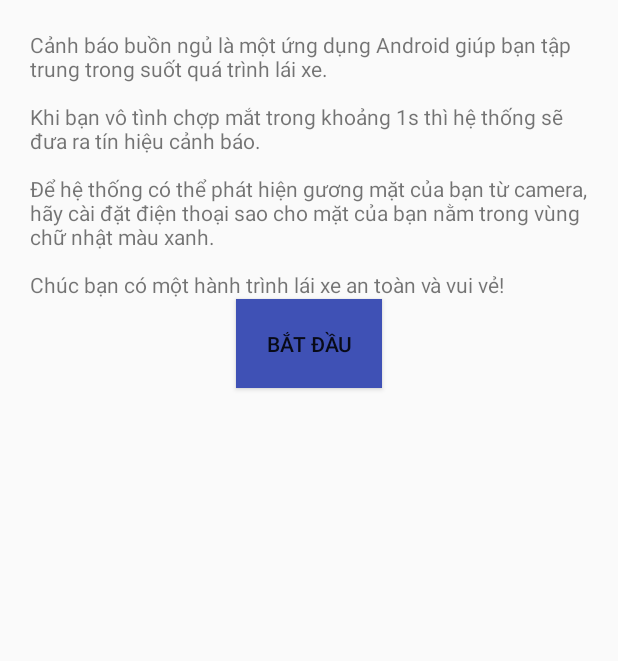
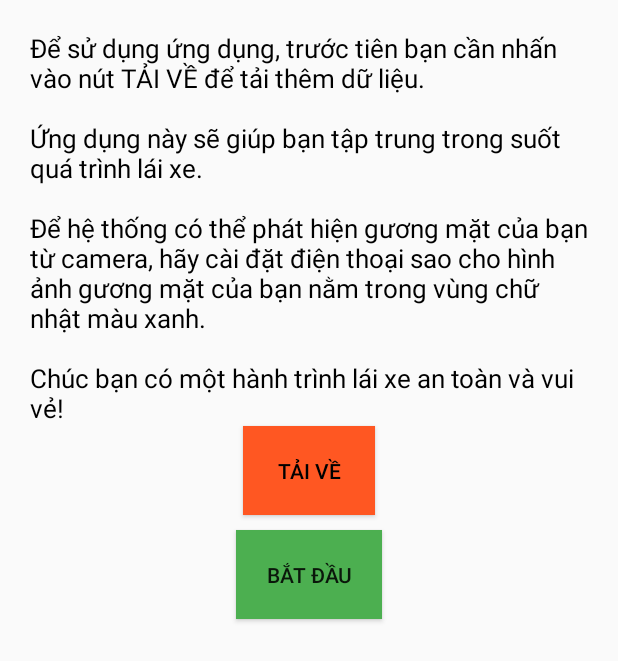
Before and after one commit to thuntm123/tensorflow_chatbot, an Android app: the layout activity_instruction.xml on its own in the app's theme, with its tools: preview values and no code run, on a phone screen of 412 x 824 dp. Shown: the top 661 px of the screen. Run offline under Robolectric (Android 15) with nearby library versions, the phone set to English and light mode, and no system bars.

Commit message:
"Add instruction"

```diff
--- a/app/build.gradle
+++ b/app/build.gradle
@@ -40,17 +40,21 @@ repositories {
 
 dependencies {
     implementation fileTree(dir: 'libs', include: ['*.jar'])
+    //noinspection GradleCompatible
     implementation "com.android.support:appcompat-v7:${rootProject.ext.androidSupportSdkVersion}"
     implementation "com.android.support:design:${rootProject.ext.androidSupportSdkVersion}"
     implementation 'com.github.dexafree:materiallist:3.0.1'
     implementation 'com.jakewharton.timber:timber:4.5.1'
     implementation 'com.android.support.constraint:constraint-layout:1.1.3'
+    implementation 'pub.devrel:easypermissions:0.2.0'
+    implementation 'org.apache.commons:commons-compress:1.14'
     implementation project(':dlib')
 
     // Add AndroidJUnit
     androidTestImplementation "com.android.support:support-annotations:${rootProject.ext.androidSupportSdkVersion}"
     androidTestImplementation 'com.android.support.test:runner:0.5'
     androidTestImplementation 'com.android.support.test:rules:0.5'
+    androidTestImplementation 'com.android.support.test.espresso:espresso-core:3.0.1'
     // Optional -- Hamcrest library
     androidTestCompile 'org.hamcrest:hamcrest-library:1.3'
 }
--- a/app/src/main/AndroidManifest.xml
+++ b/app/src/main/AndroidManifest.xml
@@ -1,7 +1,7 @@
 <?xml version="1.0" encoding="utf-8"?>
 <manifest xmlns:android="http://schemas.android.com/apk/res/android"
     package="com.tzutalin.dlibtest">
-
+    <uses-permission android:name="android.permission.INTERNET"/>
     <uses-permission android:name="android.permission.WRITE_EXTERNAL_STORAGE" />
     <uses-permission android:name="android.permission.READ_EXTERNAL_STORAGE" />
     <uses-permission android:name="android.permission.SYSTEM_ALERT_WINDOW" /> <!-- CAMERA -->
--- a/app/src/main/res/layout/activity_instruction.xml
+++ b/app/src/main/res/layout/activity_instruction.xml
@@ -9,19 +9,34 @@
         android:layout_marginLeft="20dp"
         android:layout_marginRight="20dp"
         android:layout_marginTop="20dp"
-        android:text="Cảnh báo buồn ngủ là một ứng dụng Android giúp bạn tập trung trong suốt quá trình lái xe.\n\nKhi bạn vô tình chợp mắt trong khoảng 1s thì hệ thống sẽ đưa ra tín hiệu cảnh báo.\n\nĐể hệ thống có thể phát hiện gương mặt của bạn từ camera, hãy cài đặt điện thoại sao cho mặt của bạn nằm trong vùng chữ nhật màu xanh.\n\nChúc bạn có một hành trình lái xe an toàn và vui vẻ!"
-        android:id="@+id/textView" />
+        android:text="Để sử dụng ứng dụng, trước tiên bạn cần nhấn vào nút TẢI VỀ để tải thêm dữ liệu.\n\nỨng dụng này sẽ giúp bạn tập trung trong suốt quá trình lái xe.\n\nĐể hệ thống có thể phát hiện gương mặt của bạn từ camera, hãy cài đặt điện thoại sao cho hình ảnh gương mặt của bạn nằm trong vùng chữ nhật màu xanh.\n\nChúc bạn có một hành trình lái xe an toàn và vui vẻ!"
+        android:id="@+id/textView"
+        android:textSize="17sp"
+        android:textColor="#000"/>
 
     <Button
         android:id="@+id/button1"
         style="@style/Widget.AppCompat.Button"
         android:layout_width="wrap_content"
         android:layout_height="wrap_content"
-        android:background="#3F51B5"
+        android:background="#FF5722"
         android:padding="20dp"
         android:layout_marginBottom="10dp"
-        android:text="Bắt đầu"
+        android:text="TẢI VỀ"
         android:visibility="visible"
         android:layout_below="@+id/textView"
+        android:textColor="#000"
         android:layout_centerHorizontal="true" />
+
+    <Button
+        android:id="@+id/button2"
+        android:layout_width="wrap_content"
+        android:layout_height="wrap_content"
+        android:layout_below="@+id/button1"
+        android:visibility="visible"
+        android:padding="20dp"
+        android:background="#4CAF50"
+        android:layout_marginBottom="10dp"
+        android:layout_centerHorizontal="true"
+        android:text="BẮT ĐẦU" />
 </RelativeLayout>
--- a/build.gradle
+++ b/build.gradle
@@ -38,8 +38,8 @@ ext {
     versionMajor = 2
     versionMinor = 4
     versionPatch = 11
-    releaseVersionCode = versionMajor * 10000 + versionMinor * 100 + versionPatch
-    releaseVersionName = "${versionMajor}.${versionMinor}.${versionPatch}"
+    releaseVersionCode = 1
+    releaseVersionName = "1.1"
 
     minSdkVersion = 18
     targetSdkVersion = 25
--- a/dlib/src/main/java/com/tzutalin/dlib/Constants.java
+++ b/dlib/src/main/java/com/tzutalin/dlib/Constants.java
@@ -17,8 +17,7 @@ public final class Constants {
      * @return default face shape model path
      */
     public static String getFaceShapeModelPath() {
-        File sdcard = Environment.getExternalStorageDirectory();
-        String targetPath = sdcard.getAbsolutePath() + File.separator + "shape_predictor_68_face_landmarks.dat";
+        String targetPath = Environment.getExternalStorageDirectory().getAbsolutePath()+ File.separator + "shape_predictor_68_face_landmarks.dat";
         return targetPath;
     }
 }
```
Also changed, not shown: app/src/main/java/thuntm/uet/drowsywarning/FileUtils.java (+6 -5 lines), app/src/main/java/thuntm/uet/drowsywarning/Instruction.java (+131 -11 lines), app/src/main/java/thuntm/uet/drowsywarning/MainActivity.java (+24 -46 lines), 3 other files.
